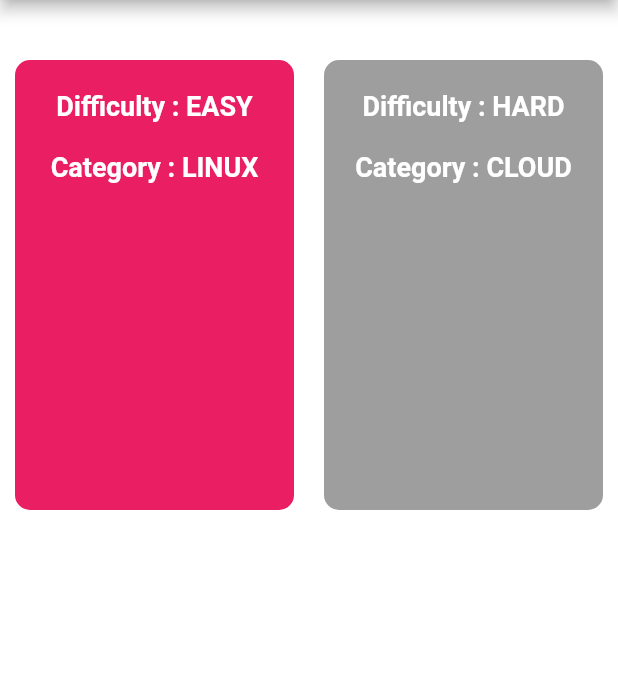
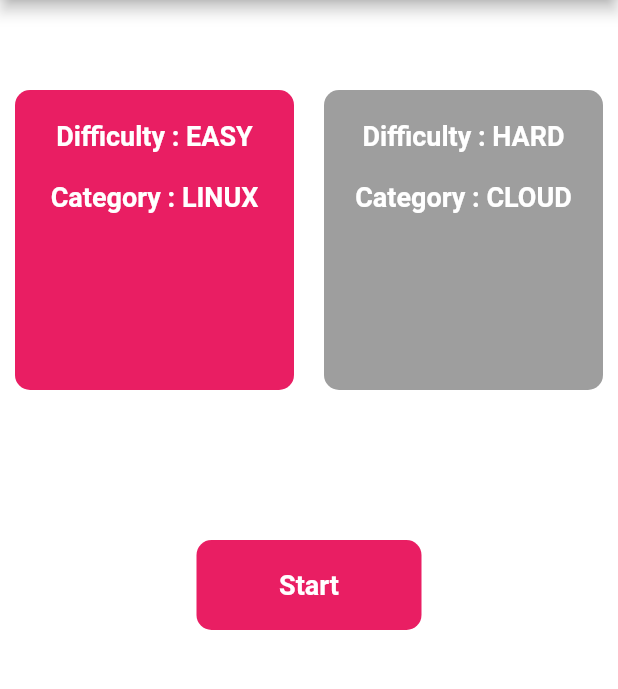
Before and after one commit to SonaHunanyan/Quiz, a Flutter app: the screen it shows after launch, on a phone screen of 412 x 824 dp, the part 84-773 px from its top. Run offline on Flutter 3.47's test engine with Material 2 defaults, Android fonts, the phone set to English and light mode, and no system bars.

Commit message:
ADD start button

```diff
--- a/quize/lib/presentation/home/home_screen.dart
+++ b/quize/lib/presentation/home/home_screen.dart
@@ -26,12 +26,14 @@ class _State extends State<HomeScreen> {
   }
 
   Widget _renderBody() {
-    return SingleChildScrollView(child: Column(children: [_renderThemes()]));
+    return SingleChildScrollView(
+        child: Column(
+            children: [_renderThemes(), _StartButton(onTap: _onStartTap)]));
   }
 
   Widget _renderThemes() {
     return Padding(
-        padding: const EdgeInsets.only(top: 40),
+        padding: const EdgeInsets.only(top: 60),
         child: Row(mainAxisAlignment: MainAxisAlignment.center, children: [
           _ThemeWidget(
               isSelected: _selectedDiffilculty == Difficulty.easy,
@@ -57,6 +59,8 @@ class _State extends State<HomeScreen> {
       _selectedDiffilculty = Difficulty.hard;
     });
   }
+
+  void _onStartTap() {}
 
   Future<void> fetchAlbum() async {
     final queryParameters = {'apiKey': constants.apiKey, 'limit': '10'};
@@ -96,7 +100,7 @@ class _ThemeWidget extends StatelessWidget with StatelessAddition {
         child: Padding(
             padding: const EdgeInsets.symmetric(horizontal: 10),
             child: Container(
-                height: 300,
+                height: 200,
                 width: width_(context) / 2 - 20,
                 decoration: BoxDecoration(
                     color: _backgroundColor,
@@ -122,6 +126,27 @@ class _DescriptionTextWidget extends StatelessWidget {
   }
 }
 
+class _StartButton extends StatelessWidget {
+  const _StartButton({required this.onTap});
+  final VoidCallback onTap;
+  @override
+  Widget build(BuildContext context) {
+    return GestureDetector(
+        onTap: onTap,
+        child: Padding(
+            padding: const EdgeInsets.only(top: 100),
+            child: Container(
+                alignment: Alignment.center,
+                height: 60,
+                width: 150,
+                decoration: BoxDecoration(
+                    color: colorPink, borderRadius: BorderRadius.circular(10)),
+                child: Text('Start',
+                    style: getStyle(
+                        color: colorWhite, weight: FontWeight.w600)))));
+  }
+}
+
 enum Category { linux, cloud }
 
 enum Difficulty { easy, hard }
```
